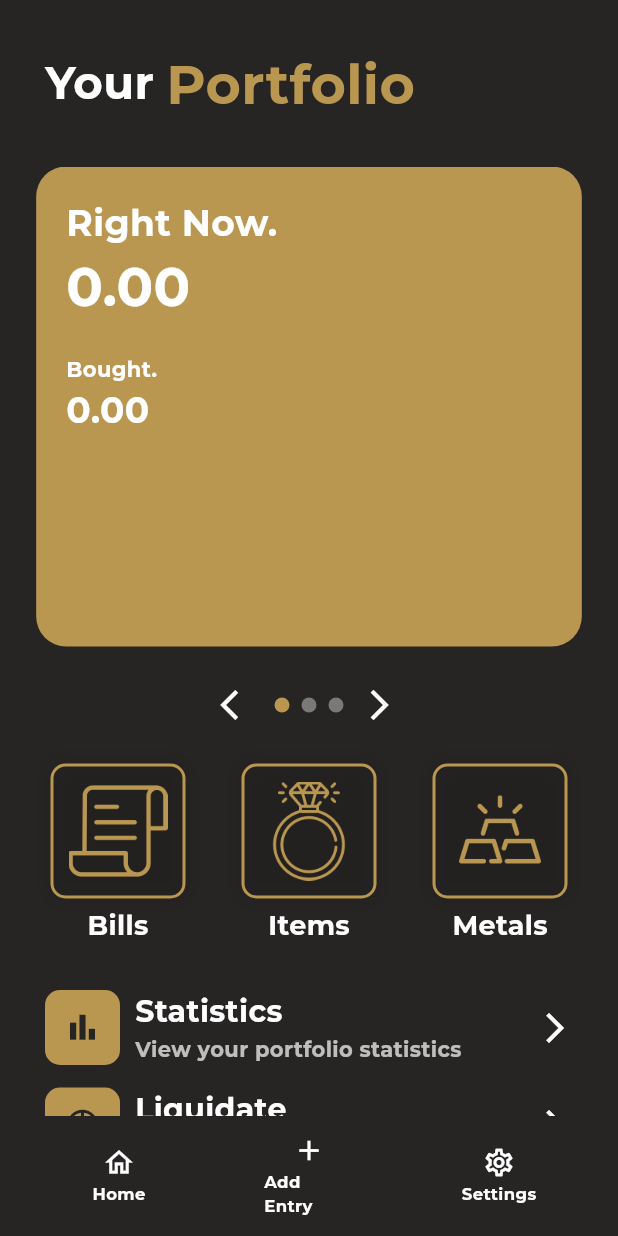
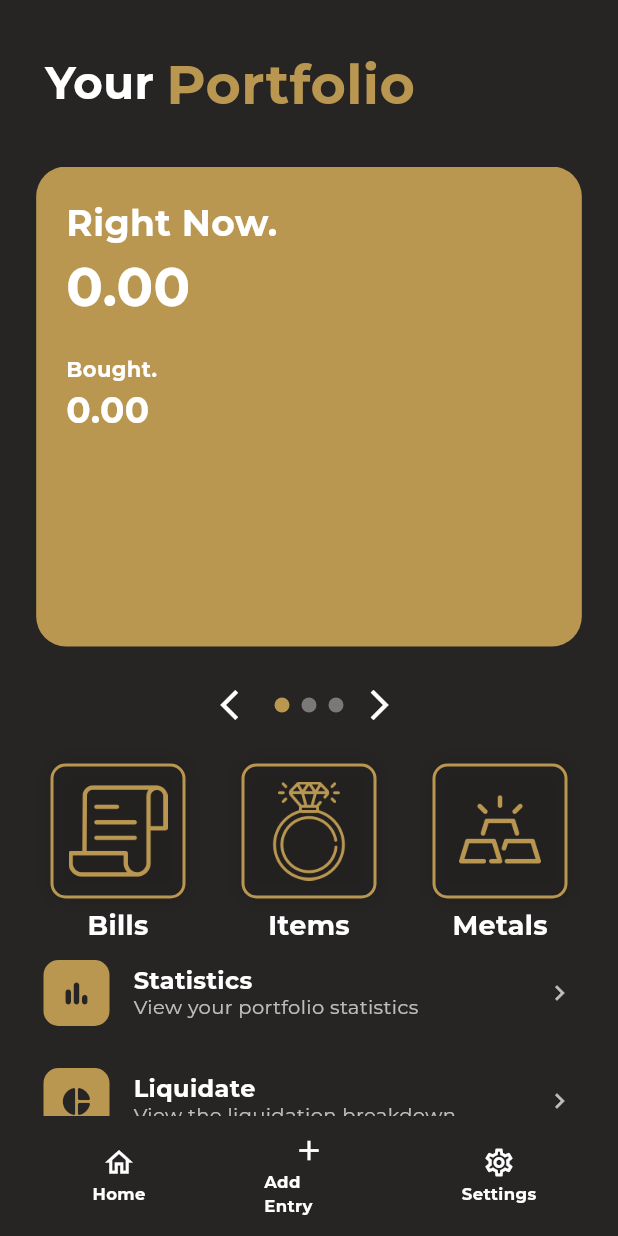
Before and after one commit to aaravbora22/jevvels, a Flutter app: the Dashboard screen opened directly, on a phone screen of 412 x 824 dp. Run offline on Flutter 3.47's test engine with Material 3 defaults, Android fonts, the phone set to English and light mode, and no system bars; drawn by our look-alikes of smooth_page_indicator; our stand-ins replace fl_chart, flutter_bloc, flutter_dotenv, image_picker, supabase_flutter, webview_flutter; missing offline and left inert: powersync, powersync_attachments_helper; accounts and stored records are empty; statements that could not run were skipped.

Commit message:
bug fixes

```diff
--- /dev/null
+++ b/lib/src/components/dashboard/list_tile_dashboard.dart
@@ -0,0 +1,84 @@
+import 'package:flutter/material.dart';
+
+class MyListTile extends StatelessWidget {
+  final Widget icon;           // pass Icon(...) from caller
+  final String tileTitle;
+  final String tileSubtitle;
+  final VoidCallback? onTap;
+
+  const MyListTile({
+    super.key,
+    required this.icon,
+    required this.tileTitle,
+    required this.tileSubtitle,
+    this.onTap,
+  });
+
+  @override
+  Widget build(BuildContext context) {
+    // Colors
+    const gold = Color(0xFFB99750);
+    const bg = Colors.transparent;
+
+    return Material(
+      color: bg,
+      borderRadius: BorderRadius.circular(14),
+      clipBehavior: Clip.antiAlias,
+      child: InkWell(
+        onTap: onTap,
+        child: ListTile(
+          // Ensures everything sits on one line, vertically centered
+          contentPadding: const EdgeInsets.symmetric(horizontal: 14, vertical: 6),
+          minLeadingWidth: 0,
+          leading: Container(
+            width: 44,
+            height: 44,
+            decoration: BoxDecoration(
+              color: gold,
+              borderRadius: BorderRadius.circular(10),
+            ),
+            // Center the provided icon inside the gold square
+            child: Center(
+              child: IconTheme(
+                data: const IconThemeData(size: 22, color: Color.fromARGB(255, 39, 36, 36)),
+                child: icon,
+              ),
+            ),
+          ),
+          title: const SizedBox.shrink(), // we’ll use title+subtitle in a single block below
+          subtitle: Column(
+            mainAxisSize: MainAxisSize.min,
+            crossAxisAlignment: CrossAxisAlignment.start,
+            children: [
+              Text(
+                tileTitle,
+                maxLines: 1,
+                overflow: TextOverflow.ellipsis,
+                style: const TextStyle(
+                  color: Colors.white,
+                  fontWeight: FontWeight.w700,
+                  fontSize: 16,
+                  height: 1.1,
+                ),
+              ),
+              const SizedBox(height: 2),
+              Text(
+                tileSubtitle,
+                maxLines: 1,
+                overflow: TextOverflow.ellipsis,
+                style: const TextStyle(
+                  color: Colors.white70,
+                  fontSize: 13,
+                  height: 1.2,
+                ),
+              ),
+            ],
+          ),
+          trailing: const Icon(Icons.chevron_right, color: Colors.white70, size: 20),
+          // Tighten vertical space so the row stays compact but centered
+          visualDensity: const VisualDensity(horizontal: 0, vertical: -2),
+        ),
+      ),
+    );
+  }
+}
--- a/lib/src/pages/dashboard.dart
+++ b/lib/src/pages/dashboard.dart
@@ -1,7 +1,7 @@
 import 'package:flutter/material.dart';
 import 'package:jevvels/src/components/dashboard/button.dart';
 import 'package:jevvels/src/components/dashboard/gold_card.dart';
-import 'package:jevvels/src/components/dashboard/list_tile.dart';
+import 'package:jevvels/src/components/dashboard/list_tile_dashboard.dart';
 import 'package:jevvels/src/components/dashboard/trading_view_card.dart';
 import 'package:jevvels/src/components/dashboard/portfolio_card.dart';
 import 'package:jevvels/new_entry/new_entry.dart';
@@ -13,9 +13,7 @@ import 'package:smooth_page_indicator/smooth_page_indicator.dart';
 import 'package:jevvels/src/components/dashboard/nav_item.dart';
 
 class Dashboard extends StatefulWidget {
-  const Dashboard({
-    super.key,
-  });
+  const Dashboard({super.key});
 
   @override
   State<Dashboard> createState() => _DashboardState();
@@ -38,16 +36,14 @@ class _DashboardState extends State<Dashboard> {
         color: const Color.fromARGB(255, 39, 36, 36),
         elevation: 0,
         child: SizedBox(
-          height: 55, // Set the actual height of the nav bar
+          height: 55,
           child: Row(
             mainAxisAlignment: MainAxisAlignment.spaceAround,
             children: [
               NavItem(
                 icon: Icons.home_outlined,
                 label: 'Home',
-                onTap: () {
-                  // Navigate to home
-                },
+                onTap: () {},
               ),
               NavItem(
                 icon: Icons.add_outlined,
@@ -55,8 +51,7 @@ class _DashboardState extends State<Dashboard> {
                 onTap: () {
                   Navigator.of(context).pushReplacement(
                     MaterialPageRoute(
-                      builder: (context) => const JewelryFormPage(),
-                    ),
+                        builder: (context) => const JewelryFormPage()),
                   );
                 },
               ),
@@ -65,9 +60,7 @@ class _DashboardState extends State<Dashboard> {
                 label: 'Settings',
                 onTap: () {
                   Navigator.of(context).pushReplacement(
-                    MaterialPageRoute(
-                      builder: (context) => const Settings(),
-                    ),
+                    MaterialPageRoute(builder: (context) => const Settings()),
                   );
                 },
               ),
@@ -118,10 +111,10 @@ class _DashboardState extends State<Dashboard> {
                     controller: _controller,
                     key: _cardsKey,
                     scrollDirection: Axis.horizontal,
-                    children: [
-                      const PortfolioCard(),
-                      const GoldPriceCard(),
-                      const TradingViewCard(),
+                    children: const [
+                      PortfolioCard(),
+                      GoldPriceCard(),
+                      TradingViewCard(),
                     ],
                   ),
                 ),
@@ -131,9 +124,11 @@ class _DashboardState extends State<Dashboard> {
                 // Indicator + Buttons
                 Row(
                   mainAxisAlignment: MainAxisAlignment.center,
+                  crossAxisAlignment: CrossAxisAlignment.center,
                   children: [
                     IconButton(
-                      icon: const Icon(Icons.arrow_back_ios, color: Colors.white),
+                      icon:
+                          const Icon(Icons.arrow_back_ios, color: Colors.white),
                       onPressed: () {
                         _controller.previousPage(
                           duration: const Duration(milliseconds: 300),
@@ -163,15 +158,25 @@ class _DashboardState extends State<Dashboard> {
                     ),
                   ],
                 ),
-                const SizedBox(
-                  height: 15,
-                ),
+
+                const SizedBox(height: 15),
+
+                // Quick actions (Bills / Items / Metals)
                 Padding(
                   padding: const EdgeInsets.symmetric(horizontal: 15.0),
-                  child: Row(
-                    mainAxisAlignment: MainAxisAlignment.spaceAround,
+                  child: LayoutBuilder(
+                    builder: (context, c) {
+                      final allowWrap = c.maxWidth < 360;
+                      final spacing = 12.0;
+
+                      if (allowWrap) {
+                        return Padding(
+                          padding: const EdgeInsets.symmetric(vertical: 6.0),
+                          child: Wrap(
+                            spacing: spacing,
+                            runSpacing: spacing,
+                            alignment: WrapAlignment.spaceAround,
                             children: [
-                      // bills button
                               MyButton(
                                 iconImagePath: 'assets/icons/bill.png',
                                 buttonText: 'Bills',
@@ -179,12 +184,11 @@ class _DashboardState extends State<Dashboard> {
                                   Navigator.push(
                                     context,
                                     MaterialPageRoute(
-                              builder: (context) => const BillsPage(),
-                            ),
+                                        builder: (context) =>
+                                            const BillsPage()),
                                   );
                                 },
                               ),
-                      // items button
                               MyButton(
                                 iconImagePath: 'assets/icons/items.png',
                                 buttonText: 'Items',
@@ -192,45 +196,84 @@ class _DashboardState extends State<Dashboard> {
                                   Navigator.push(
                                     context,
                                     MaterialPageRoute(
-                              builder: (context) => const ItemsPage(),
-                            ),
+                                        builder: (context) =>
+                                            const ItemsPage()),
                                   );
                                 },
                               ),
-                      // gold button
                               MyButton(
                                 iconImagePath: 'assets/icons/gold.png',
                                 buttonText: 'Metals',
                                 onPressed: () {
                                   Navigator.of(context).pushReplacement(
                                     MaterialPageRoute(
-                                builder: (context) => const MetalsPage(),
+                                        builder: (context) =>
+                                            const MetalsPage()),
+                                  );
+                                },
+                              ),
+                            ],
                           ),
                         );
+                      }
+
+                      return Row(
+                        crossAxisAlignment: CrossAxisAlignment.center,
+                        mainAxisAlignment: MainAxisAlignment.spaceAround,
+                        children: [
+                          MyButton(
+                            iconImagePath: 'assets/icons/bill.png',
+                            buttonText: 'Bills',
+                            onPressed: () {
+                              Navigator.push(
+                                context,
+                                MaterialPageRoute(
+                                    builder: (context) => const BillsPage()),
+                              );
                             },
-                          )
+                          ),
+                          MyButton(
+                            iconImagePath: 'assets/icons/items.png',
+                            buttonText: 'Items',
+                            onPressed: () {
+                              Navigator.push(
+                                context,
+                                MaterialPageRoute(
+                                    builder: (context) => const ItemsPage()),
+                              );
+                            },
+                          ),
+                          MyButton(
+                            iconImagePath: 'assets/icons/gold.png',
+                            buttonText: 'Metals',
+                            onPressed: () {
+                              Navigator.of(context).pushReplacement(
+                                MaterialPageRoute(
+                                    builder: (context) => const MetalsPage()),
+                              );
+                            },
+                          ),
                         ],
+                      );
+                    },
                   ),
                 ),
-                // column -> stats + transactions
+
+                // Statistics + Liquidate (responsive, aligned)
                 const Padding(
-                  padding: EdgeInsets.all(30.0),
+                  padding: EdgeInsets.symmetric(horizontal: 15.0, vertical: 0),
                   child: Column(
-                    children: [
-                      // statistics
+                    children: const [
                       MyListTile(
-                        icon: Icon(
-                          Icons.bar_chart_outlined,
-                        ),
+                        icon: Icon(Icons.bar_chart_rounded),
                         tileTitle: "Statistics",
                         tileSubtitle: "View your portfolio statistics",
                       ),
+                      SizedBox(height: 8), // small gap between the two tiles
                       MyListTile(
-                        icon: Icon(
-                          Icons.pie_chart_outline,
-                        ),
+                        icon: Icon(Icons.pie_chart_rounded),
                         tileTitle: "Liquidate",
-                        tileSubtitle: "View the liquidation breakwdown",
+                        tileSubtitle: "View the liquidation breakdown",
                       ),
                     ],
                   ),
```
Also changed, not shown: 1 other file. Lines whose indentation alone changed are shown as unchanged.
